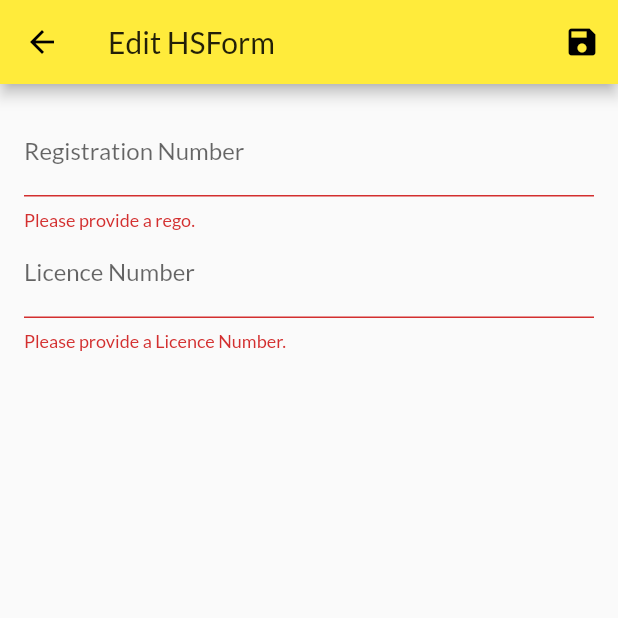
After one commit to FloydWatson/bookingapp, a Flutter app: the EditHSFormScreen screen opened by its route, after a tap on the "save" icon, on a phone screen of 412 x 824 dp, the top half of it. The commit adds this screen. Run offline on Flutter 3.47's test engine with Material 2 defaults, Android fonts, the phone set to English and light mode, and no system bars; our stand-ins replace shared_preferences; accounts and stored records are empty; network calls fail.

Commit message:
health and safety form added. Provider workaround to update state without knowledge. Should be changed to a more appropriate action. This is in product detail screen

```diff
--- /dev/null
+++ b/lib/helpers/hs_form_args.dart
@@ -0,0 +1,6 @@
+class HSFormArgs {
+  final String hsformId;
+  final String bookingId;
+
+  HSFormArgs(this.hsformId, this.bookingId);
+}
--- /dev/null
+++ b/lib/models/hs_form.dart
@@ -0,0 +1,16 @@
+import 'package:flutter/foundation.dart';
+
+class HSForm {
+  final String id;
+  final String bookingId;
+  final String rego;
+  final String licenceNumber;
+
+  HSForm({
+    @required this.id,
+    @required this.bookingId,
+    this.rego,
+    this.licenceNumber,
+  });
+
+}
--- /dev/null
+++ b/lib/providers/hs_forms.dart
@@ -0,0 +1,126 @@
+import 'package:flutter/material.dart';
+import 'package:http/http.dart' as http;
+import 'dart:convert';
+
+import '../models/hs_form.dart';
+import '../models/http_exception.dart';
+
+class HSForms with ChangeNotifier {
+  List<HSForm> _hsforms = [];
+
+  final String authToken;
+  final String userId;
+
+  HSForms(
+    this.authToken,
+    this.userId,
+    this._hsforms,
+  );
+
+  List<HSForm> get hsforms {
+    return [..._hsforms];
+  }
+
+  HSForm findHSFormById(String hsformId) {
+    return _hsforms.firstWhere((hsform) => hsform.id == hsformId);
+  }
+
+  String getIdIfExists(String bookingId) {
+    final index = _hsforms.indexWhere((form) => form.bookingId == bookingId);
+    return index >= 0 ? _hsforms[index].id : null;
+  }
+
+  Future<void> fetchAndSetHSForms(String bookingId) async {
+    final filterString = 'orderBy="bookingId"&equalTo="$bookingId"';
+    final url =
+        'https://bookingapp-bc77c.firebaseio.com/hsforms.json?auth=$authToken&$filterString';
+
+    try {
+      final response = await http.get(url);
+      final extractedData = json.decode(response.body) as Map<String, dynamic>;
+
+      if (extractedData == null) {
+        return;
+      }
+
+      final List<HSForm> loadedHSForms = [];
+      extractedData.forEach((hsformId, hsformData) {
+        loadedHSForms.add(HSForm(
+          id: hsformId,
+          bookingId: hsformData['bookingId'],
+          rego: hsformData['rego'],
+          licenceNumber: hsformData['licenceNumber'],
+        ));
+      });
+      _hsforms = loadedHSForms;
+      notifyListeners();
+    } catch (error) {
+      throw (error);
+    }
+  }
+
+  Future<void> addHSForm(HSForm hsform) async {
+    final url =
+        'https://bookingapp-bc77c.firebaseio.com/hsforms.json?auth=$authToken';
+
+    try {
+      final response = await http.post(url,
+          body: json.encode(
+            {
+              'bookingId': hsform.bookingId,
+              'rego': hsform.rego,
+              'licenceNumber': hsform.licenceNumber
+            },
+          ));
+
+      final newHSForm = HSForm(
+        id: json.decode(response.body)['name'],
+        bookingId: hsform.bookingId,
+        rego: hsform.rego,
+        licenceNumber: hsform.licenceNumber,
+      );
+
+      _hsforms.add(newHSForm);
+      notifyListeners();
+    } catch (error) {
+      throw error;
+    }
+  }
+
+  Future<void> updateHSForm(String id, HSForm newHSForm) async {
+    final hsformIndex = _hsforms.indexWhere((hsform) => hsform.id == id);
+    if(hsformIndex >= 0){
+      final url =
+        'https://bookingapp-bc77c.firebaseio.com/hsforms/$id.json?auth=$authToken';
+
+      await http.patch(url, body: json.encode(
+        {
+          'bookingId': newHSForm.bookingId,
+          'rego': newHSForm.rego,
+          'licenceNumber': newHSForm.licenceNumber
+        }
+      ));
+      _hsforms[hsformIndex] = newHSForm;
+      notifyListeners();
+    }
+  }
+
+  Future<void> deleteHSForm(String id) async {
+    final url =
+        'https://bookingapp-bc77c.firebaseio.com/hsforms/$id.json?auth=$authToken';
+
+    final existingHSFormIndex = _hsforms.indexWhere((hsform) => hsform.id == id);
+    var existingHSForm = _hsforms[existingHSFormIndex];
+    _hsforms.removeAt(existingHSFormIndex);
+    final response = await http.delete(url);
+    // optimistic updating. re add booking if it fails
+    // custom error code check
+    if(response.statusCode >=400){
+      _hsforms.insert(existingHSFormIndex, existingHSForm);
+      notifyListeners();
+      // throw custom error - dart team discourages us from using Exception() class. instead we create one
+      throw HttpException('Could not delete hsform.');
+    }
+    existingHSForm = null;
+  }
+}
--- /dev/null
+++ b/lib/screens/edit_hs_form.dart
@@ -0,0 +1,186 @@
+import 'package:flutter/material.dart';
+import 'package:provider/provider.dart';
+
+import '../models/hs_form.dart';
+
+import '../providers/hs_forms.dart';
+
+import '../helpers/hs_form_args.dart';
+
+class EditHSFormScreen extends StatefulWidget {
+  static const routeName = '/edit-hs-form';
+
+  @override
+  _EditHSFormScreenState createState() => _EditHSFormScreenState();
+}
+
+class _EditHSFormScreenState extends State<EditHSFormScreen> {
+  final _licenceNumberFocusNode = FocusNode();
+  final _form = GlobalKey<FormState>();
+
+  var _editedHSForm = HSForm(
+    id: null,
+    bookingId: null,
+    rego: '',
+    licenceNumber: '',
+  );
+
+  var _initValues = {
+    'rego': '',
+    'licenceNumber': '',
+  };
+
+  var _isInit = true;
+  var _isLoading = false;
+
+  @override
+  void dispose() {
+    _licenceNumberFocusNode.dispose();
+    super.dispose();
+  }
+
+  @override
+  void initState() {
+    // add focus node
+    super.initState();
+  }
+
+  @override
+  void didChangeDependencies() async {
+    if (_isInit) {
+      final HSFormArgs args = ModalRoute.of(context).settings.arguments;
+      if (args.hsformId != null) {
+        // await Provider.of<HSForms>(context, listen: false).fetchAndSetHSForms(args.bookingId);
+        _editedHSForm = Provider.of<HSForms>(context, listen: false)
+            .findHSFormById(args.hsformId);
+        _initValues = {
+          'rego': _editedHSForm.rego,
+          'licenceNumber': _editedHSForm.licenceNumber,
+        };
+      } else {
+        _editedHSForm = HSForm(
+          id: null,
+          bookingId: args.bookingId,
+          rego: '',
+          licenceNumber: '',
+        );
+      }
+    }
+    _isInit = false;
+    super.didChangeDependencies();
+  }
+
+  Future<void> _saveForm() async {
+    final isValid = _form.currentState.validate();
+    if (!isValid) {
+      return;
+    }
+    _form.currentState.save();
+    setState(() {
+      _isLoading = true;
+    });
+    if (_editedHSForm.id != null) {
+      // add update method
+      await Provider.of<HSForms>(context, listen: false)
+          .updateHSForm(_editedHSForm.id, _editedHSForm);
+    } else {
+      try {
+        await Provider.of<HSForms>(context, listen: false).addHSForm(_editedHSForm);
+      } catch (error) {
+        await showDialog(
+          context: context,
+          builder: (ctx) => AlertDialog(
+            title: Text('An error occurred!'),
+            content: Text('Something went wrong.'),
+            actions: <Widget>[
+              FlatButton(
+                child: Text('Okay'),
+                onPressed: () {
+                  Navigator.of(ctx).pop();
+                },
+              )
+            ],
+          ),
+        );
+      }
+    }
+    // set state pop can be moved from finally as above will only pass after everyting required has been awaited
+    setState(() {
+      _isLoading = false;
+    });
+    Navigator.of(context).pop();
+  }
+
+  @override
+  Widget build(BuildContext context) {
+    return Scaffold(
+      appBar: AppBar(
+        title: Text('Edit HSForm'),
+        actions: <Widget>[
+          IconButton(
+            icon: Icon(Icons.save),
+            onPressed: _saveForm,
+          ),
+        ],
+      ),
+      body: _isLoading
+          ? Center(
+              child: CircularProgressIndicator(),
+            )
+          : Padding(
+              padding: const EdgeInsets.all(16.0),
+              child: Form(
+                key: _form,
+                child: ListView(
+                  children: <Widget>[
+                    TextFormField(
+                      initialValue: _initValues['rego'],
+                      decoration: InputDecoration(labelText: 'Registration Number'),
+                      textInputAction: TextInputAction.next,
+                      onFieldSubmitted: (_) {
+                        FocusScope.of(context).requestFocus(_licenceNumberFocusNode);
+                      },
+                      validator: (value) {
+                        if (value.isEmpty) {
+                          return 'Please provide a rego.';
+                        }
+                        return null;
+                      },
+                      onSaved: (value) {
+                        _editedHSForm = HSForm(
+                          id: _editedHSForm.id,
+                          bookingId: _editedHSForm.bookingId,
+                          rego: value,
+                          licenceNumber: _editedHSForm.licenceNumber,
+                        );
+                      },
+                    ),
+                    TextFormField(
+                      initialValue: _initValues['licenceNumber'],
+                      decoration: InputDecoration(labelText: 'Licence Number'),
+                      textInputAction: TextInputAction.done,
+                      onFieldSubmitted: (_) {
+                        _saveForm();
+                      },
+                      validator: (value) {
+                        if (value.isEmpty) {
+                          return 'Please provide a Licence Number.';
+                        }
+                        return null;
+                      },
+                      onSaved: (value) {
+                        _editedHSForm = HSForm(
+                          id: _editedHSForm.id,
+                          bookingId: _editedHSForm.bookingId,
+                          rego: _editedHSForm.rego,
+                          licenceNumber: value,
+                        );
+                      },
+                    ),
+                  ],
+                ),
+              ),
+            ),
+    );
+  }
+}
```
Also changed, not shown: lib/main.dart (+15 -0 lines), lib/screens/booking_detail_screen.dart (+32 -1 lines).
